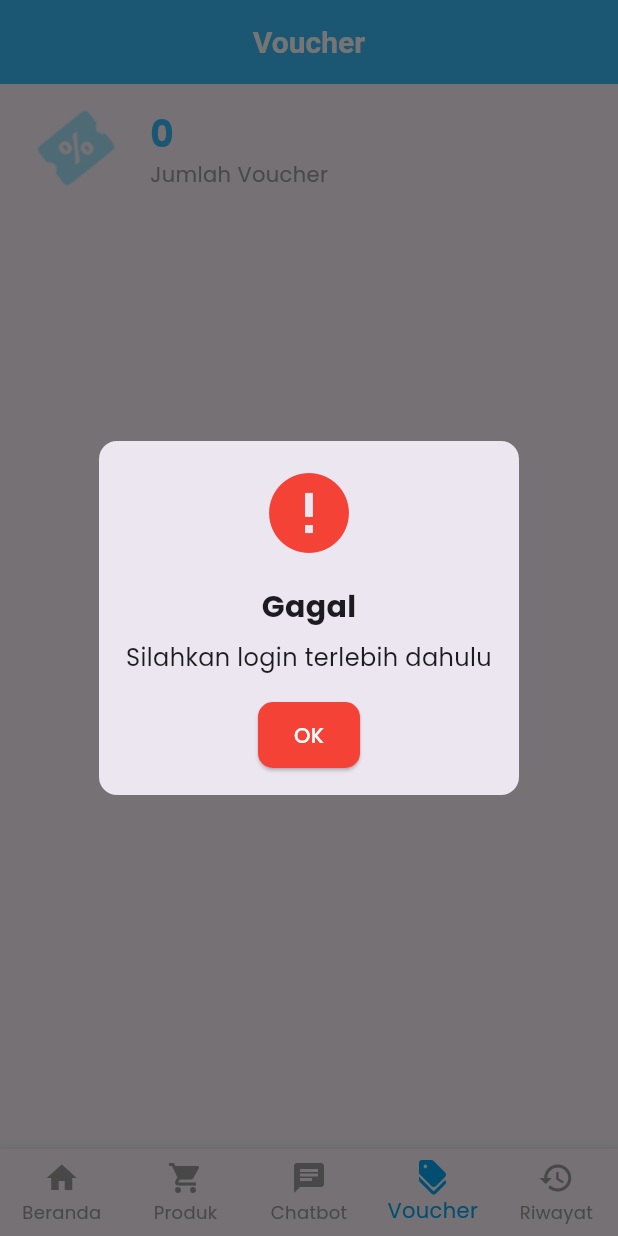
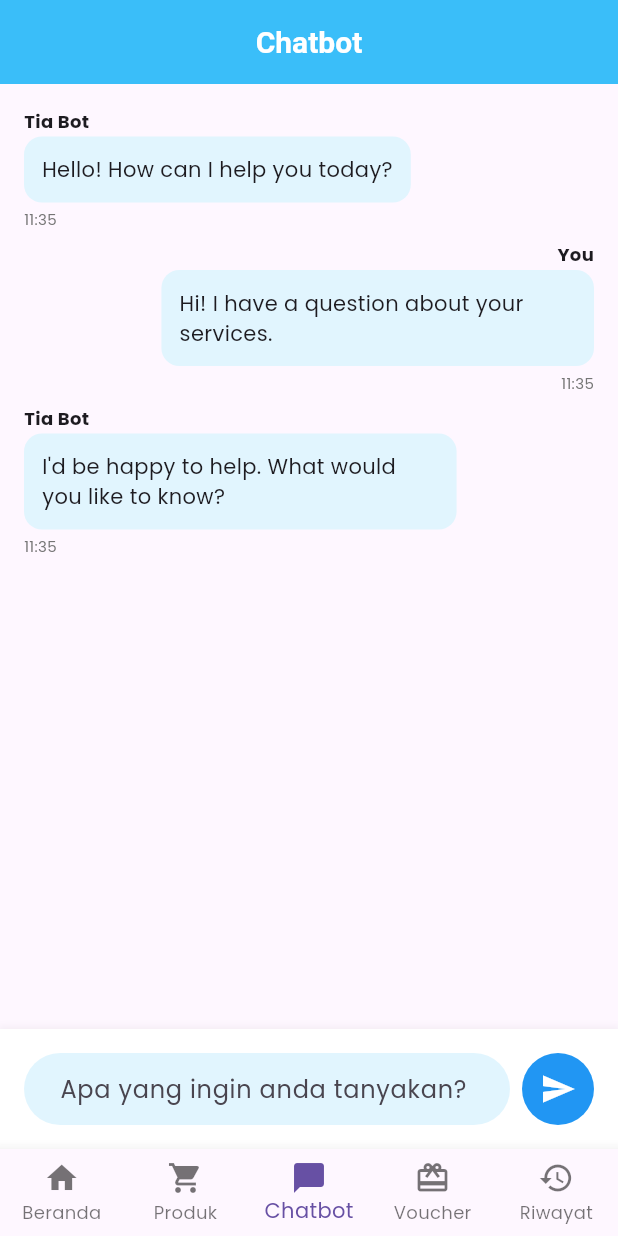
Before and after one commit to SkripsiApp/Skripsi-Mobile, a Flutter app: the screen it shows after launch, on a phone screen of 412 x 824 dp. Run offline on Flutter 3.47's test engine with Material 3 defaults, Android fonts, the phone set to English and light mode, and no system bars; our stand-ins replace dio, get, google_fonts, jwt_decoder, shared_preferences; accounts and stored records are empty.

Commit message:
feat: add ui chatbot

```diff
--- a/lib/main.dart
+++ b/lib/main.dart
@@ -1,6 +1,7 @@
 import 'package:flutter/material.dart';
 import 'package:skripsi_app/routes/routes.dart';
 import 'package:skripsi_app/ui/cart/cart_screen.dart';
+import 'package:skripsi_app/ui/chatbot/chabot_screen.dart';
 import 'package:skripsi_app/ui/home/home_screen.dart';
 import 'package:skripsi_app/ui/login/login_screen.dart';
 import 'package:skripsi_app/ui/product/detail_products.dart';
@@ -27,7 +28,7 @@ class MyApp extends StatelessWidget {
           Theme.of(context).textTheme,
         ),
       ),
-      home: const VoucherScreen(),
+      home: const ChatbotScreen(),
       getPages: AppRoutes.appRoutes,
     );
   }
--- /dev/null
+++ b/lib/ui/chatbot/chabot_screen.dart
@@ -0,0 +1,211 @@
+import 'package:flutter/material.dart';
+
+class ChatbotScreen extends StatefulWidget {
+  const ChatbotScreen({super.key});
+
+  @override
+  State<ChatbotScreen> createState() => _ChatbotScreenState();
+}
+
+class _ChatbotScreenState extends State<ChatbotScreen> {
+  @override
+  Widget build(BuildContext context) {
+    return Scaffold(
+      appBar: AppBar(
+        title: const Text('Chatbot'),
+        centerTitle: true,
+        backgroundColor: const Color(0xFF3ABEF9),
+        elevation: 0,
+        titleTextStyle: const TextStyle(
+          color: Colors.white,
+          fontSize: 20,
+          fontWeight: FontWeight.bold,
+        ),
+      ),
+      body: Column(
+        children: [
+          Expanded(
+            child: ListView(
+              padding: const EdgeInsets.all(16),
+              children: [
+                _buildBotMessage("Hello! How can I help you today?", "11:35"),
+                _buildUserMessage(
+                    "Hi! I have a question about your services.", "11:35"),
+                _buildBotMessage(
+                    "I'd be happy to help. What would you like to know?",
+                    "11:35"),
+              ],
+            ),
+          ),
+          _buildInputField(),
+          _buildBottomNavigationBar(),
+        ],
+      ),
+    );
+  }
+
+  Widget _buildBotMessage(String message, String time) {
+    return Padding(
+      padding: const EdgeInsets.only(bottom: 8),
+      child: Row(
+        crossAxisAlignment: CrossAxisAlignment.start,
+        children: [
+          Column(
+            crossAxisAlignment: CrossAxisAlignment.start,
+            children: [
+              const Text(
+                'Tia Bot',
+                style: TextStyle(
+                  fontWeight: FontWeight.bold,
+                  fontSize: 12,
+                ),
+              ),
+              const SizedBox(height: 2),
+              Container(
+                constraints: BoxConstraints(
+                  maxWidth: MediaQuery.of(context).size.width * 0.7,
+                ),
+                padding: const EdgeInsets.all(12),
+                decoration: BoxDecoration(
+                  color: Colors.lightBlue.shade50,
+                  borderRadius: BorderRadius.circular(12),
+                ),
+                child: Text(message),
+              ),
+              const SizedBox(height: 4),
+              Text(
+                time,
+                style: TextStyle(
+                  color: Colors.grey.shade600,
+                  fontSize: 10,
+                ),
+              ),
+            ],
+          ),
+        ],
+      ),
+    );
+  }
+
+  Widget _buildUserMessage(String message, String time) {
+    return Padding(
+      padding: const EdgeInsets.only(bottom: 8),
+      child: Row(
+        mainAxisAlignment: MainAxisAlignment.end,
+        crossAxisAlignment: CrossAxisAlignment.start,
+        children: [
+          Column(
+            crossAxisAlignment: CrossAxisAlignment.end,
+            children: [
+              const Text(
+                'You',
+                style: TextStyle(
+                  fontWeight: FontWeight.bold,
+                  fontSize: 12,
+                ),
+              ),
+              const SizedBox(height: 2),
+              Container(
+                constraints: BoxConstraints(
+                  maxWidth: MediaQuery.of(context).size.width * 0.7,
+                ),
+                padding: const EdgeInsets.all(12),
+                decoration: BoxDecoration(
+                  color: Colors.lightBlue.shade50,
+                  borderRadius: BorderRadius.circular(12),
+                ),
+                child: Text(message),
+              ),
+              const SizedBox(height: 4),
+              Text(
+                time,
+                style: TextStyle(
+                  color: Colors.grey.shade600,
+                  fontSize: 10,
+                ),
+              ),
+            ],
+          ),
+        ],
+      ),
+    );
+  }
+
+  Widget _buildInputField() {
+    return Container(
+      padding: const EdgeInsets.all(16),
+      decoration: BoxDecoration(
+        color: Colors.white,
+        boxShadow: [
+          BoxShadow(
+            color: Colors.grey.withOpacity(0.1),
+            spreadRadius: 1,
+            blurRadius: 3,
+            offset: const Offset(0, -1),
+          ),
+        ],
+      ),
+      child: Row(
+        children: [
+          Expanded(
+            child: TextField(
+              decoration: InputDecoration(
+                hintText: 'Apa yang ingin anda tanyakan?',
+                filled: true,
+                fillColor: Colors.lightBlue.shade50,
+                border: OutlineInputBorder(
+                  borderRadius: BorderRadius.circular(25),
+                  borderSide: BorderSide.none,
+                ),
+                contentPadding: const EdgeInsets.symmetric(
+                  horizontal: 20,
+                  vertical: 10,
+                ),
+              ),
+            ),
+          ),
+          const SizedBox(width: 8),
+          Container(
+            decoration: BoxDecoration(
+              color: Colors.blue,
+              borderRadius: BorderRadius.circular(25),
+            ),
+            child: IconButton(
+              icon: const Icon(Icons.send, color: Colors.white),
+              onPressed: () {},
+            ),
+          ),
+        ],
+      ),
+    );
+  }
+
+  Widget _buildBottomNavigationBar() {
+    return BottomNavigationBar(
+      type: BottomNavigationBarType.fixed,
+      currentIndex: 2,
+      items: const [
+        BottomNavigationBarItem(
+          icon: Icon(Icons.home),
+          label: 'Beranda',
+        ),
+        BottomNavigationBarItem(
+          icon: Icon(Icons.shopping_cart),
+          label: 'Produk',
+        ),
+        BottomNavigationBarItem(
+          icon: Icon(Icons.chat_bubble),
+          label: 'Chatbot',
+        ),
+        BottomNavigationBarItem(
+          icon: Icon(Icons.card_giftcard),
+          label: 'Voucher',
+        ),
+        BottomNavigationBarItem(
+          icon: Icon(Icons.history),
+          label: 'Riwayat',
+        ),
+      ],
+    );
+  }
+}
```
